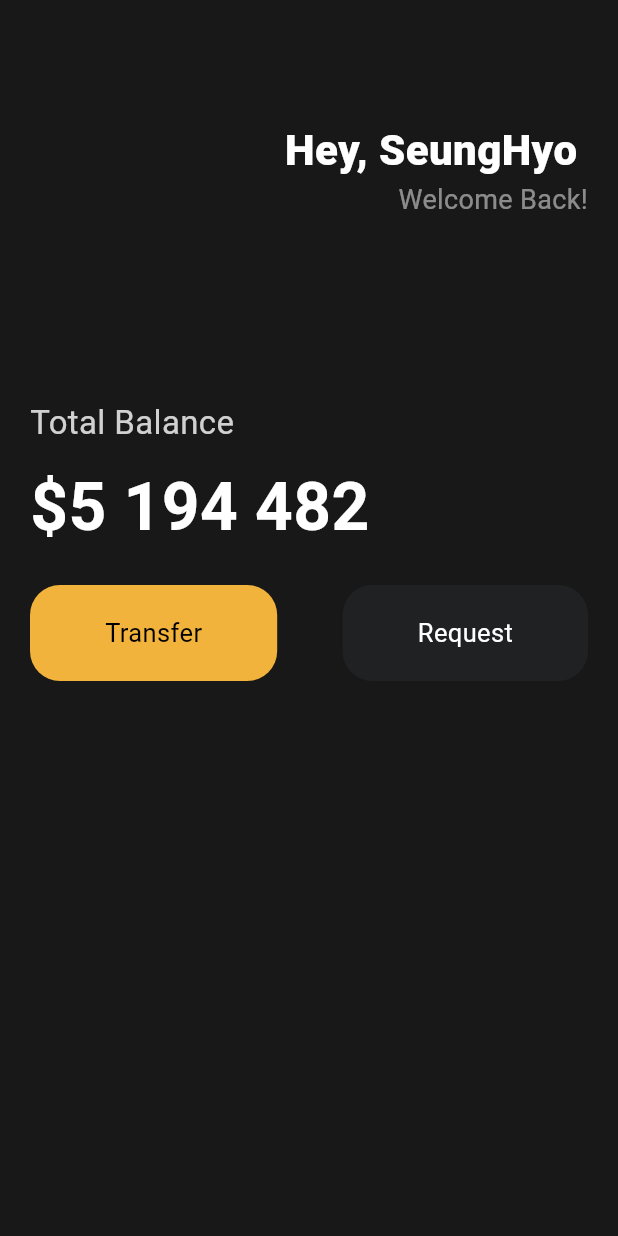
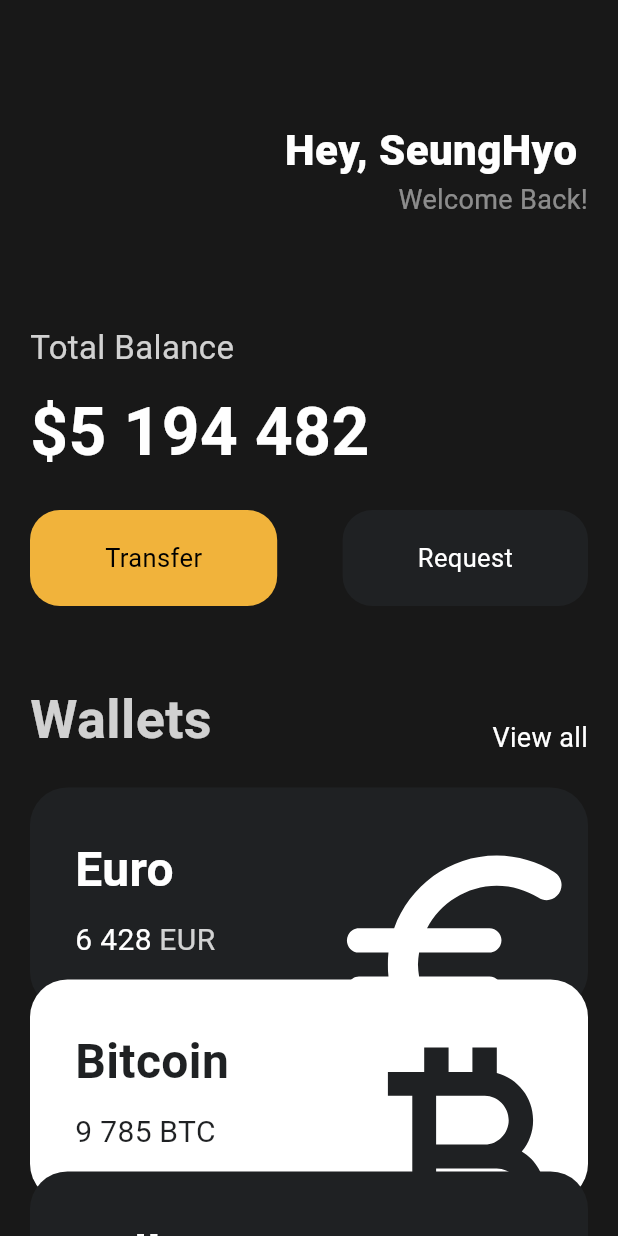
Before and after one commit to dsc-sookmyung/2023-02-Flutter-Study, a Flutter app: the screen it shows after launch, on a phone screen of 412 x 824 dp. Run offline on Flutter 3.47's test engine with Material 2 defaults, Android fonts, the phone set to English and light mode, and no system bars.

Commit message:
3주차: main 수정

```diff
--- a/백승효/week03/toonflix/lib/main.dart
+++ b/백승효/week03/toonflix/lib/main.dart
@@ -1,6 +1,7 @@
 import 'package:flutter/material.dart';
 
 import 'widgets/button.dart';
+import 'widgets/currency_card.dart';
 // ignore_for_file: prefer_const_constructors
 
 void main() {
@@ -39,7 +40,8 @@ class _MyHomePageState extends State<MyHomePage> {
   Widget build(BuildContext context) {
     return Scaffold(
       backgroundColor: Color(0xFF181818),
-      body: Padding(
+      body: SingleChildScrollView(
+        child: Padding(
           padding: EdgeInsets.symmetric(
             horizontal: 20,
           ),
@@ -75,7 +77,7 @@ class _MyHomePageState extends State<MyHomePage> {
                 ],
               ),
               SizedBox(
-              height: 120,
+                height: 70,
               ),
               Text(
                 "Total Balance",
@@ -113,7 +115,59 @@ class _MyHomePageState extends State<MyHomePage> {
                   ),
                 ],
               ),
+              SizedBox(
+                height: 50,
+              ),
+              Row(
+                mainAxisAlignment: MainAxisAlignment.spaceBetween,
+                crossAxisAlignment: CrossAxisAlignment.end,
+                children: [
+                  Text(
+                    "Wallets",
+                    style: TextStyle(
+                      color: Colors.white.withOpacity(0.8),
+                      fontSize: 36,
+                      fontWeight: FontWeight.w600,
+                    ),
+                  ),
+                  Text(
+                    "View all",
+                    style: TextStyle(
+                      color: Colors.white,
+                      fontSize: 18,
+                    ),
+                  ),
                 ],
+              ),
+              SizedBox(
+                height: 20,
+              ),
+              CurrencyCard(
+                name: 'Euro',
+                code: 'EUR',
+                amount: '6 428',
+                icon: Icons.euro_rounded,
+                isInverted: false,
+                offset: 0,
+              ),
+              CurrencyCard(
+                name: 'Bitcoin',
+                code: 'BTC',
+                amount: '9 785',
+                icon: Icons.currency_bitcoin,
+                isInverted: true,
+                offset: -20,
+              ),
+              CurrencyCard(
+                name: 'Dollar',
+                code: 'US',
+                amount: '6 428',
+                icon: Icons.attach_money_outlined,
+                isInverted: false,
+                offset: -40,
+              ),
+            ],
+          ),
         ),
       ),
     );
```
Lines whose indentation alone changed are shown as unchanged.
